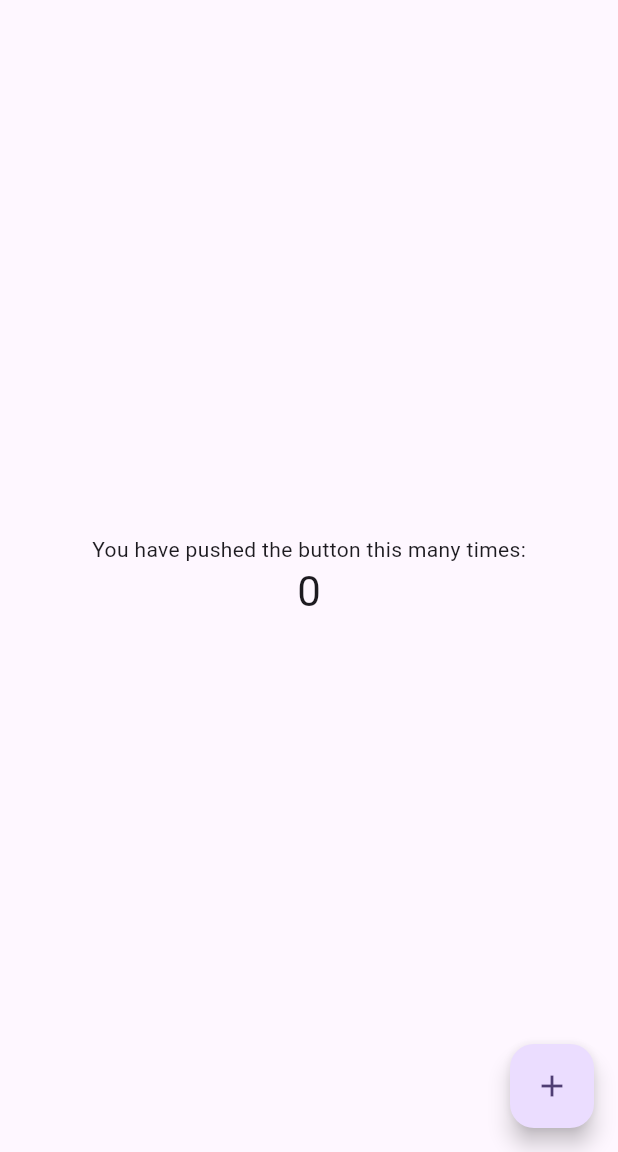
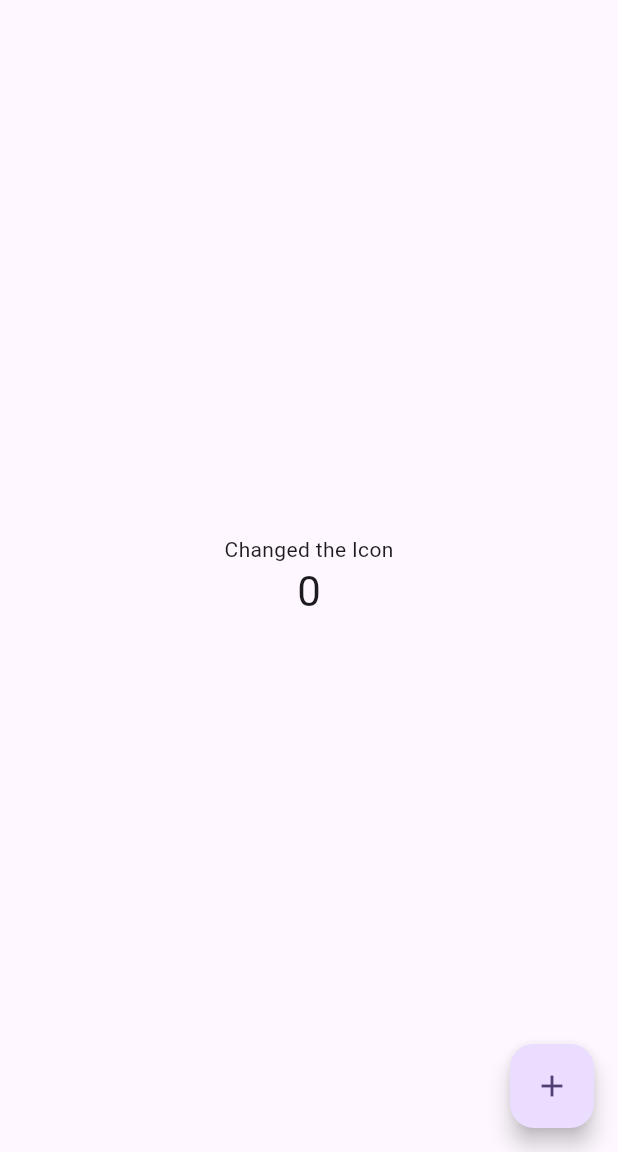
Before and after one commit to Nattakit-pkvc/learn_flutter_67_1_2, a Flutter app: the screen it shows after launch, on a phone screen of 412 x 824 dp, the part 84-1236 px from its top. Run offline on Flutter 3.47's test engine with Material 3 defaults, Android fonts, the phone set to English and light mode, and no system bars.

```diff
--- a/lib/main.dart
+++ b/lib/main.dart
@@ -7,27 +7,12 @@ void main() {
 class MyApp extends StatelessWidget {
   const MyApp({super.key});
 
-  // This widget is the root of your application.
   @override
   Widget build(BuildContext context) {
     return MaterialApp(
       title: 'Flutter Demo',
       theme: ThemeData(
-        // This is the theme of your application.
-        //
-        // TRY THIS: Try running your application with "flutter run". You'll see
-        // the application has a purple toolbar. Then, without quitting the app,
-        // try changing the seedColor in the colorScheme below to Colors.green
-        // and then invoke "hot reload" (save your changes or press the "hot
-        // reload" button in a Flutter-supported IDE, or press "r" if you used
-        // the command line to start the app).
-        //
-        // Notice that the counter didn't reset back to zero; the application
-        // state is not lost during the reload. To reset the state, use hot
-        // restart instead.
-        //
-        // This works for code too, not just values: Most code changes can be
-        // tested with just a hot reload.
+
         colorScheme: ColorScheme.fromSeed(seedColor: Colors.deepPurple),
       ),
       home: const MyHomePage(title: 'Flutter Demo Home Page'),
@@ -38,14 +23,7 @@ class MyApp extends StatelessWidget {
 class MyHomePage extends StatefulWidget {
   const MyHomePage({super.key, required this.title});
 
-  // This widget is the home page of your application. It is stateful, meaning
-  // that it has a State object (defined below) that contains fields that affect
-  // how it looks.
 
-  // This class is the configuration for the state. It holds the values (in this
-  // case the title) provided by the parent (in this case the App widget) and
-  // used by the build method of the State. Fields in a Widget subclass are
-  // always marked "final".
 
   final String title;
 
@@ -58,53 +36,29 @@ class _MyHomePageState extends State<MyHomePage> {
 
   void _incrementCounter() {
     setState(() {
-      // This call to setState tells the Flutter framework that something has
-      // changed in this State, which causes it to rerun the build method below
-      // so that the display can reflect the updated values. If we changed
-      // _counter without calling setState(), then the build method would not be
-      // called again, and so nothing would appear to happen.
+
       _counter++;
     });
   }
 
+
   @override
   Widget build(BuildContext context) {
-    // This method is rerun every time setState is called, for instance as done
-    // by the _incrementCounter method above.
-    //
-    // The Flutter framework has been optimized to make rerunning build methods
-    // fast, so that you can just rebuild anything that needs updating rather
-    // than having to individually change instances of widgets.
+
     return Scaffold(
       appBar: AppBar(
-        // TRY THIS: Try changing the color here to a specific color (to
-        // Colors.amber, perhaps?) and trigger a hot reload to see the AppBar
-        // change color while the other colors stay the same.
+
         backgroundColor: Theme.of(context).colorScheme.inversePrimary,
-        // Here we take the value from the MyHomePage object that was created by
-        // the App.build method, and use it to set our appbar title.
+
         title: Text(widget.title),
       ),
       body: Center(
-        // Center is a layout widget. It takes a single child and positions it
-        // in the middle of the parent.
+
         child: Column(
-          // Column is also a layout widget. It takes a list of children and
-          // arranges them vertically. By default, it sizes itself to fit its
-          // children horizontally, and tries to be as tall as its parent.
-          //
-          // Column has various properties to control how it sizes itself and
-          // how it positions its children. Here we use mainAxisAlignment to
-          // center the children vertically; the main axis here is the vertical
-          // axis because Columns are vertical (the cross axis would be
-          // horizontal).
-          //
-          // TRY THIS: Invoke "debug painting" (choose the "Toggle Debug Paint"
-          // action in the IDE, or press "p" in the console), to see the
-          // wireframe for each widget.
+
           mainAxisAlignment: MainAxisAlignment.center,
           children: <Widget>[
-            const Text('You have pushed the button this many times:'),
+            const Text('Changed the Icon'),
             Text(
               '$_counter',
               style: Theme.of(context).textTheme.headlineMedium,
@@ -116,7 +70,7 @@ class _MyHomePageState extends State<MyHomePage> {
         onPressed: _incrementCounter,
         tooltip: 'Increment',
         child: const Icon(Icons.add),
-      ), // This trailing comma makes auto-formatting nicer for build methods.
+      ), //
     );
   }
 }
```
Also changed, not shown: pubspec.yaml (+19 -1 lines), pubspec.lock, 37 other files.
